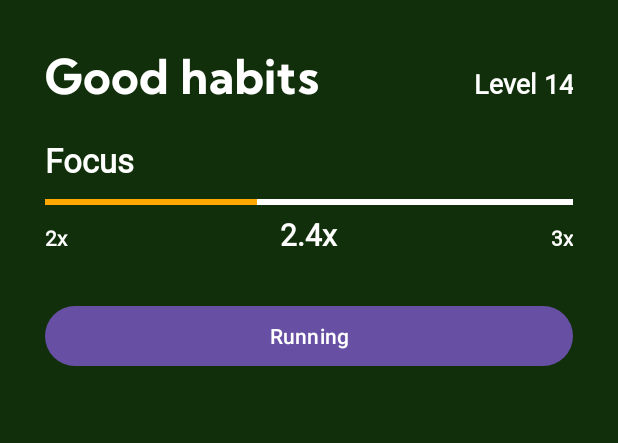
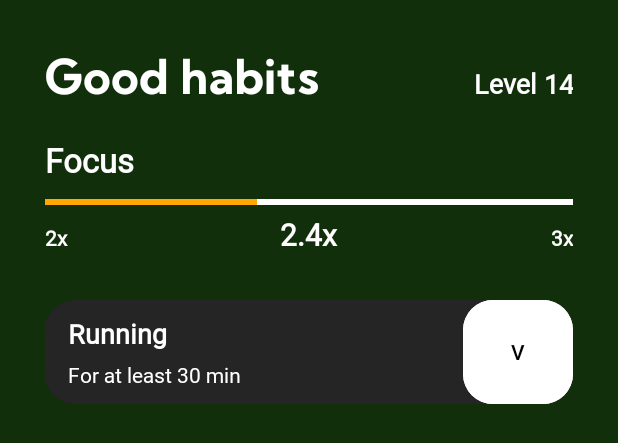
Before and after one commit to nejcmih/HabitQuestTNUV, an Android app: the layout activity_goodhabits.xml on its own in the app's theme, with its tools: preview values and no code run, on a phone screen of 412 x 824 dp. Shown: the top 443 px of the screen. Run offline under Robolectric (Android 15) with nearby library versions, the phone set to English and light mode, and no system bars.

Commit message:
Gumb za habit - vizualno

```diff
--- /dev/null
+++ b/app/src/main/res/drawable/button_radius.xml
@@ -0,0 +1,14 @@
+<?xml version="1.0" encoding="utf-8"?>
+<shape
+    xmlns:android="http://schemas.android.com/apk/res/android"
+    android:shape="rectangle"   >
+
+    <solid
+        android:color="#252525" >
+    </solid>
+
+    <corners
+        android:radius="20dp"   >
+    </corners>
+
+</shape>
--- a/app/src/main/res/layout/activity_goodhabits.xml
+++ b/app/src/main/res/layout/activity_goodhabits.xml
@@ -1,5 +1,6 @@
 <?xml version="1.0" encoding="utf-8"?>
 <ScrollView xmlns:android="http://schemas.android.com/apk/res/android"
+    xmlns:app="http://schemas.android.com/apk/res-auto"
     xmlns:tools="http://schemas.android.com/tools"
     android:layout_width="match_parent"
     android:layout_height="match_parent"
@@ -101,11 +102,58 @@
                 android:textStyle="bold" />
         </LinearLayout>
 
-        <Button
-            android:id="@+id/button"
+        <LinearLayout
             android:layout_width="match_parent"
-            android:layout_height="wrap_content"
-            android:text="Running" />
+            android:layout_height="match_parent"
+            android:background="@drawable/button_radius"
+            android:orientation="horizontal">
+
+            <LinearLayout
+                android:layout_width="253dp"
+                android:layout_height="wrap_content"
+                android:layout_marginLeft="15sp"
+                android:layout_marginTop="10sp"
+                android:layout_marginRight="10sp"
+                android:layout_marginBottom="10sp"
+                android:orientation="vertical">
+
+                <TextView
+                    android:id="@+id/textView"
+                    android:layout_width="match_parent"
+                    android:layout_height="wrap_content"
+                    android:layout_marginBottom="5sp"
+                    android:fontFamily="@font/kumbh_sans"
+                    android:text="Running"
+                    android:textColor="#FFFFFF"
+                    android:textSize="18sp"
+                    android:textStyle="bold" />
+
+                <TextView
+                    android:id="@+id/textView2"
+                    android:layout_width="match_parent"
+                    android:layout_height="wrap_content"
+                    android:fontFamily="@font/kumbh_sans"
+                    android:radius="10sp"
+                    android:text="For at least 30 min"
+                    android:textAllCaps="false"
+                    android:textColor="#FFFFFF"
+                    android:textSize="14sp" />
+
+            </LinearLayout>
+
+            <Button
+                android:id="@+id/button"
+                android:layout_width="73dp"
+                android:layout_height="match_parent"
+                android:backgroundTint="#FFFFFF"
+                android:foregroundTint="#000000"
+                android:insetTop="0dp"
+                android:insetBottom="0dp"
+                android:text="V"
+                android:textColor="#000000"
+                app:cornerRadius="20dp" />
+
+        </LinearLayout>
 
     </LinearLayout>
 </ScrollView>
```
